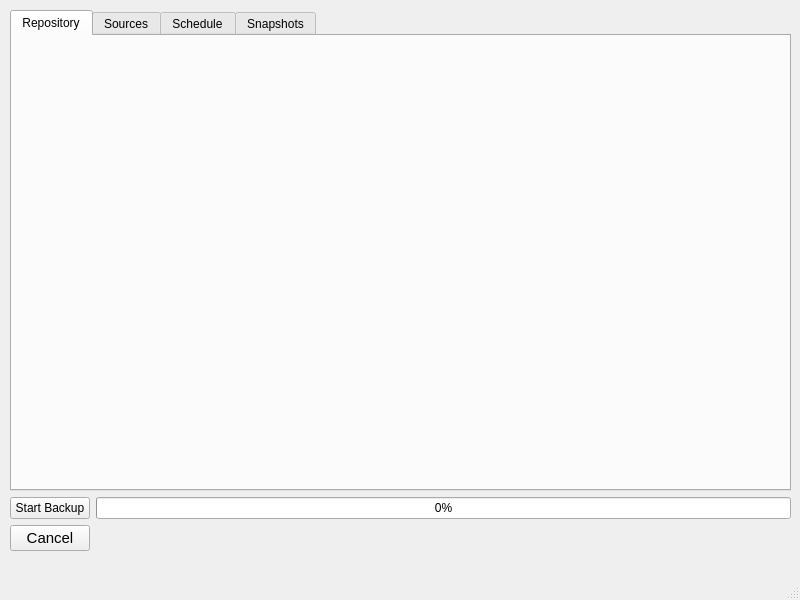
Above: src/vorta/assets/UI/mainwindow.ui from borgbase/vorta before the change. Below: the same form after it.
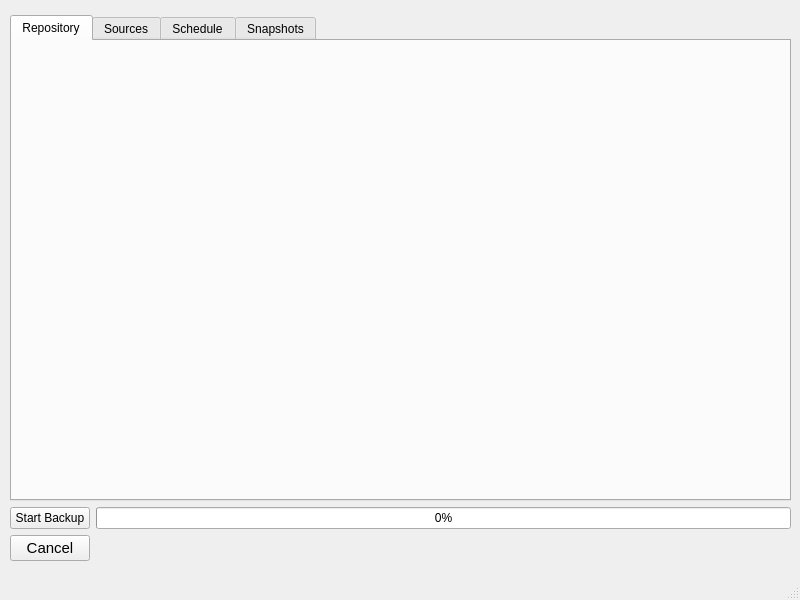
That is the form after the change.

Patch:
```diff
--- a/src/vorta/assets/UI/mainwindow.ui
+++ b/src/vorta/assets/UI/mainwindow.ui
@@ -43,13 +43,13 @@
       <number>10</number>
      </property>
      <property name="topMargin">
-      <number>10</number>
+      <number>15</number>
      </property>
      <property name="rightMargin">
       <number>10</number>
      </property>
      <property name="bottomMargin">
-      <number>10</number>
+      <number>0</number>
      </property>
      <item>
       <widget class="QTabWidget" name="tabWidget">
```
